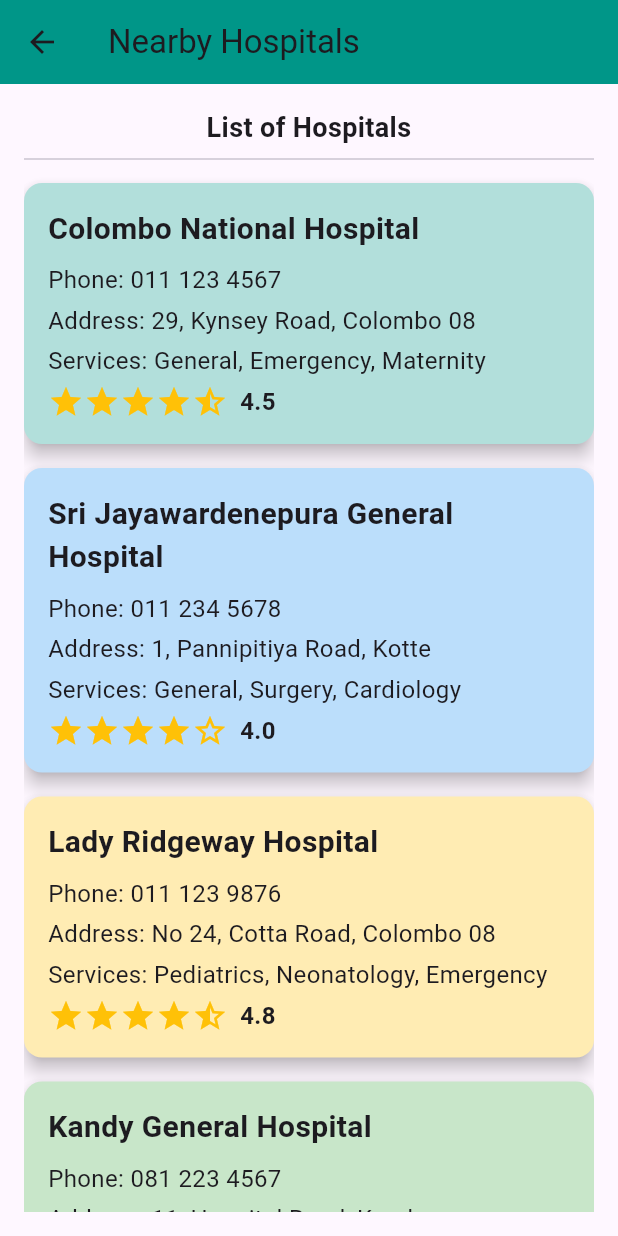
After one commit to Kasun3865/Project2, a Flutter app: the ResourcesScreen screen opened directly, after a tap on "Nearby Hospitals", on a phone screen of 412 x 824 dp. The commit adds this screen. Run offline on Flutter 3.47's test engine with Material 3 defaults, Android fonts, the phone set to English and light mode, and no system bars; our stand-ins replace cloud_firestore, firebase_auth, firebase_core, firebase_storage, font_awesome_flutter, image_picker and 1 more; accounts and stored records are empty.

Commit message:
hospitl screnn created

```diff
--- /dev/null
+++ b/project3/lib/screens/hospital_map_screen.dart
@@ -0,0 +1,155 @@
+import 'package:flutter/material.dart';
+
+class HospitalMapScreen extends StatelessWidget {
+  HospitalMapScreen({super.key});
+
+  // Sample list of hospitals with additional details
+  final List<Map<String, String>> hospitals = [
+    {
+      'name': 'Colombo National Hospital',
+      'phone': '011 123 4567',
+      'address': '29, Kynsey Road, Colombo 08',
+      'services': 'General, Emergency, Maternity',
+      'rating': '4.5',
+    },
+    {
+      'name': 'Sri Jayawardenepura General Hospital',
+      'phone': '011 234 5678',
+      'address': '1, Pannipitiya Road, Kotte',
+      'services': 'General, Surgery, Cardiology',
+      'rating': '4.0',
+    },
+    {
+      'name': 'Lady Ridgeway Hospital',
+      'phone': '011 123 9876',
+      'address': 'No 24, Cotta Road, Colombo 08',
+      'services': 'Pediatrics, Neonatology, Emergency',
+      'rating': '4.8',
+    },
+    {
+      'name': 'Kandy General Hospital',
+      'phone': '081 223 4567',
+      'address': '11, Hospital Road, Kandy',
+      'services': 'General, Trauma, Rehabilitation',
+      'rating': '4.3',
+    },
+    {
+      'name': 'Teaching Hospital Karapitiya',
+      'phone': '091 234 5678',
+      'address': 'Karapitiya, Galle',
+      'services': 'General, Oncology, Radiology',
+      'rating': '4.2',
+    },
+  ];
+
+  final List<Color> cardColors = [
+    Colors.teal[100]!,
+    Colors.blue[100]!,
+    Colors.amber[100]!,
+    Colors.green[100]!,
+    Colors.pink[100]!,
+  ];
+
+  @override
+  Widget build(BuildContext context) {
+    return Scaffold(
+      appBar: AppBar(
+        title: const Text('Nearby Hospitals'),
+        backgroundColor: Colors.teal,
+      ),
+      body: Padding(
+        padding: const EdgeInsets.all(16.0),
+        child: Column(
+          crossAxisAlignment: CrossAxisAlignment.stretch,
+          children: [
+            const Text(
+              'List of Hospitals',
+              style: TextStyle(fontSize: 18, fontWeight: FontWeight.bold),
+              textAlign: TextAlign.center,
+            ),
+            const Divider(),
+            Expanded(
+              child: ListView.builder(
+                itemCount: hospitals.length,
+                itemBuilder: (context, index) {
+                  return _buildHospitalCard(hospitals[index], index);
+                },
+              ),
+            ),
+          ],
+        ),
+      ),
+    );
+  }
+
+  Widget _buildHospitalCard(Map<String, String> hospital, int index) {
+    return Card(
+      margin: const EdgeInsets.symmetric(vertical: 8.0),
+      elevation: 5,
+      color: cardColors[index % cardColors.length], // Cycle through colors
+      child: Padding(
+        padding: const EdgeInsets.all(16.0),
+        child: Column(
+          crossAxisAlignment: CrossAxisAlignment.start,
+          children: [
+            Text(
+              hospital['name']!,
+              style: const TextStyle(fontSize: 20, fontWeight: FontWeight.bold),
+            ),
+            const SizedBox(height: 8),
+            Text(
+              'Phone: ${hospital['phone']}',
+              style: const TextStyle(fontSize: 16),
+            ),
+            const SizedBox(height: 4),
+            Text(
+              'Address: ${hospital['address']}',
+              style: const TextStyle(fontSize: 16),
+            ),
+            const SizedBox(height: 4),
+            Text(
+              'Services: ${hospital['services']}',
+              style: const TextStyle(fontSize: 16),
+            ),
+            const SizedBox(height: 4),
+            Row(
+              children: [
+                ..._buildStarRating(hospital['rating']!),
+                const SizedBox(width: 8), // Spacing between stars and number
+                Text(
+                  hospital['rating']!,
+                  style: const TextStyle(
+                      fontSize: 16, fontWeight: FontWeight.bold),
+                ),
+              ],
+            ),
+          ],
+        ),
+      ),
+    );
+  }
+
+  List<Widget> _buildStarRating(String rating) {
+    double ratingValue = double.parse(rating);
+    int fullStars = ratingValue.floor(); // Number of full stars
+    bool hasHalfStar = ratingValue - fullStars >= 0.5; // Check for half star
+    List<Widget> stars = [];
+
+    // Add full stars
+    for (int i = 0; i < fullStars; i++) {
+      stars.add(const Icon(Icons.star, color: Colors.amber));
+    }
+
+    // Add half star if applicable
+    if (hasHalfStar) {
+      stars.add(const Icon(Icons.star_half, color: Colors.amber));
+    }
+
+    // Add empty stars to make a total of 5 stars
+    for (int i = stars.length; i < 5; i++) {
+      stars.add(const Icon(Icons.star_border, color: Colors.amber));
+    }
+
+    return stars;
+  }
+}
--- a/project3/lib/screens/resources_screen.dart
+++ b/project3/lib/screens/resources_screen.dart
@@ -1,5 +1,6 @@
 import 'package:flutter/material.dart';
 import 'game_screen.dart'; // Import the GameScreen
+import 'hospital_map_screen.dart'; // Import the HospitalMapScreen
 
 class ResourcesScreen extends StatelessWidget {
   const ResourcesScreen({super.key});
@@ -16,11 +17,11 @@ class ResourcesScreen extends StatelessWidget {
         child: ListView(
           children: [
             const SizedBox(height: 20),
+            // Game card
             Card(
               color: Colors.green[50],
               child: ListTile(
-                leading: Icon(Icons.videogame_asset,
-                    color: Colors.green[700]), // Game icon
+                leading: Icon(Icons.videogame_asset, color: Colors.green[700]),
                 title: const Text('Games'),
                 subtitle:
                     const Text('Take a break and play some engaging games.'),
@@ -32,6 +33,24 @@ class ResourcesScreen extends StatelessWidget {
                 },
               ),
             ),
+            const SizedBox(height: 20),
+            // Hospital card
+            Card(
+              color: Colors.green[50],
+              child: ListTile(
+                leading: Icon(Icons.local_hospital, color: Colors.green[700]),
+                title: const Text('Nearby Hospitals'),
+                subtitle: const Text(
+                    'Find nearby hospitals and healthcare facilities.'),
+                onTap: () {
+                  Navigator.push(
+                    context,
+                    MaterialPageRoute(
+                        builder: (context) => HospitalMapScreen()),
+                  );
+                },
+              ),
+            ),
           ],
         ),
       ),
--- a/project3/pubspec.yaml
+++ b/project3/pubspec.yaml
@@ -52,6 +52,7 @@ dependencies:
   http: ^1.2.2
   chat_gpt_sdk: ^3.1.0
   fl_chart: ^0.40.0
+
 
 dev_dependencies:
   flutter_test:
```
Also changed, not shown: 1 other file.
